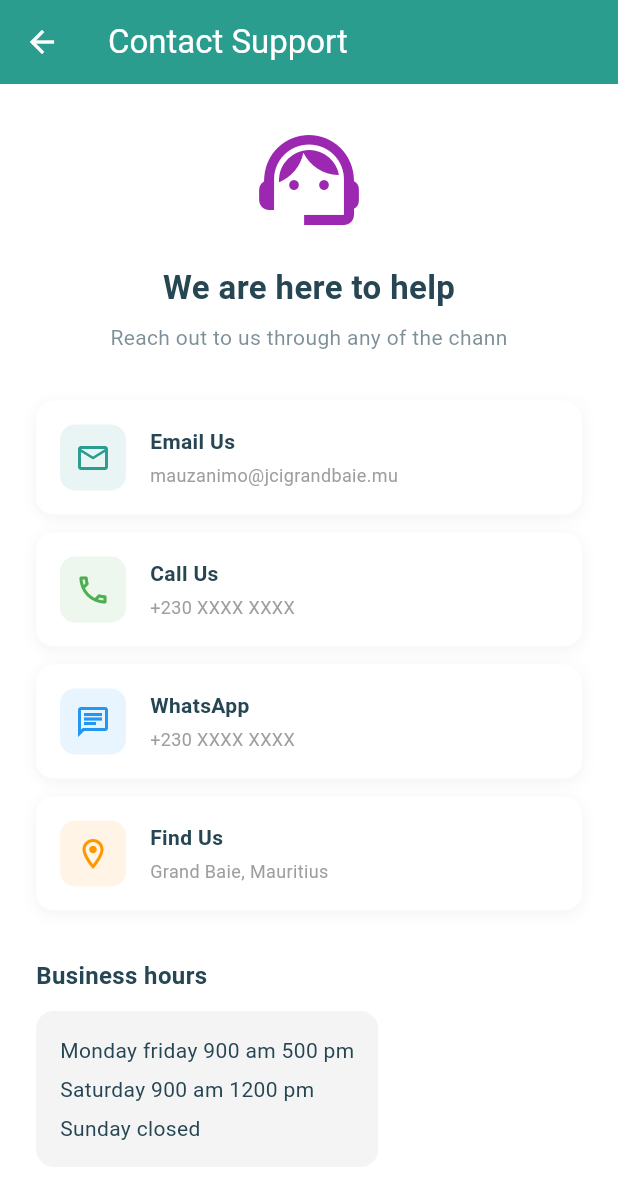
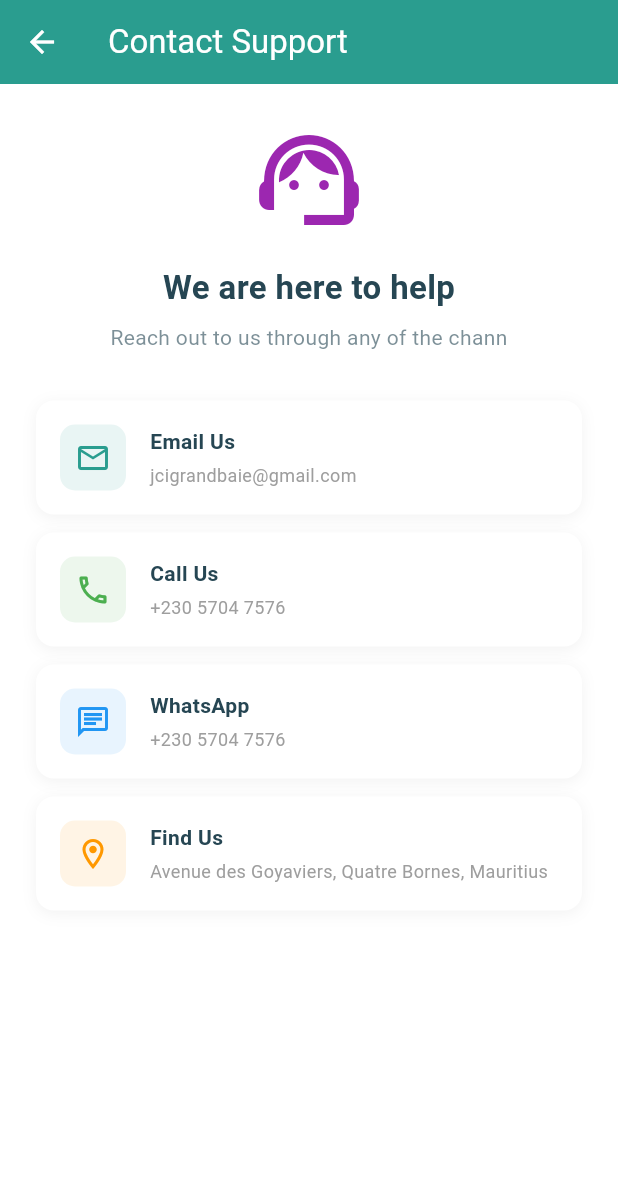
Before and after one commit to Xenogenezis/mauzanimo, a Flutter app: the ContactScreen screen opened directly, on a phone screen of 412 x 824 dp. Shown: the top 1179 px of the screen. Run offline on Flutter 3.47's test engine with Material 3 defaults, Android fonts, the phone set to English and light mode, and no system bars; our stand-ins replace cloud_firestore, firebase_auth, firebase_core, image_picker, permission_handler, shared_preferences; accounts and stored records are empty.

Commit message:
Update contact details and remove business hours

```diff
--- a/lib/screens/info/contact_screen.dart
+++ b/lib/screens/info/contact_screen.dart
@@ -20,30 +20,16 @@ class ContactScreen extends StatelessWidget {
             style: TextStyle(fontSize: 14, color: AppTheme.textDark.withOpacity(0.6)))),
           const SizedBox(height: 32),
           _ContactTile(icon: Icons.email_outlined, color: AppTheme.primary,
-            title: 'Email Us', subtitle: 'mauzanimo@jcigrandbaie.mu'),
+            title: 'Email Us', subtitle: 'jcigrandbaie@gmail.com'),
           const SizedBox(height: 12),
           _ContactTile(icon: Icons.phone_outlined, color: Colors.green,
-            title: 'Call Us', subtitle: '+230 XXXX XXXX'),
+            title: 'Call Us', subtitle: '+230 5704 7576'),
           const SizedBox(height: 12),
           _ContactTile(icon: Icons.chat_outlined, color: Colors.blue,
-            title: 'WhatsApp', subtitle: '+230 XXXX XXXX'),
+            title: 'WhatsApp', subtitle: '+230 5704 7576'),
           const SizedBox(height: 12),
           _ContactTile(icon: Icons.location_on_outlined, color: Colors.orange,
-            title: 'Find Us', subtitle: 'Grand Baie, Mauritius'),
-          const SizedBox(height: 32),
-          Text('Business hours',
-            style: TextStyle(fontSize: 16, fontWeight: FontWeight.bold, color: AppTheme.textDark)),
-          const SizedBox(height: 12),
-          Container(padding: const EdgeInsets.all(16),
-            decoration: BoxDecoration(color: AppTheme.lightGrey, borderRadius: BorderRadius.circular(12)),
-            child: const Column(crossAxisAlignment: CrossAxisAlignment.start, children: [
-              Text('Monday friday 900 am 500 pm', style: TextStyle(fontSize: 14, color: AppTheme.textDark)),
-              SizedBox(height: 6),
-              Text('Saturday 900 am 1200 pm', style: TextStyle(fontSize: 14, color: AppTheme.textDark)),
-              SizedBox(height: 6),
-              Text('Sunday closed', style: TextStyle(fontSize: 14, color: AppTheme.textDark)),
-            ]),
-          ),
+            title: 'Find Us', subtitle: 'Avenue des Goyaviers, Quatre Bornes, Mauritius'),
         ],
       )),
     );
```
